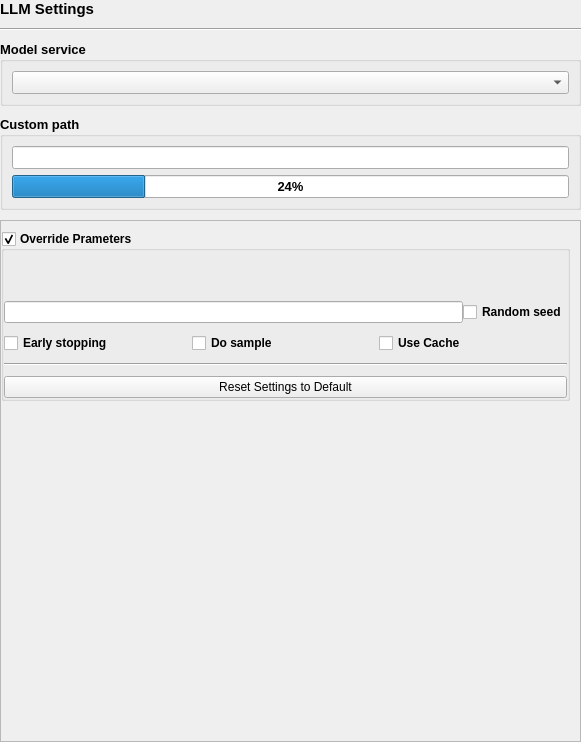
Above: src/airunner/gui/widgets/llm/templates/llm_settings.ui from Capsize-Games/airunner before the change. Below: the same form after it.
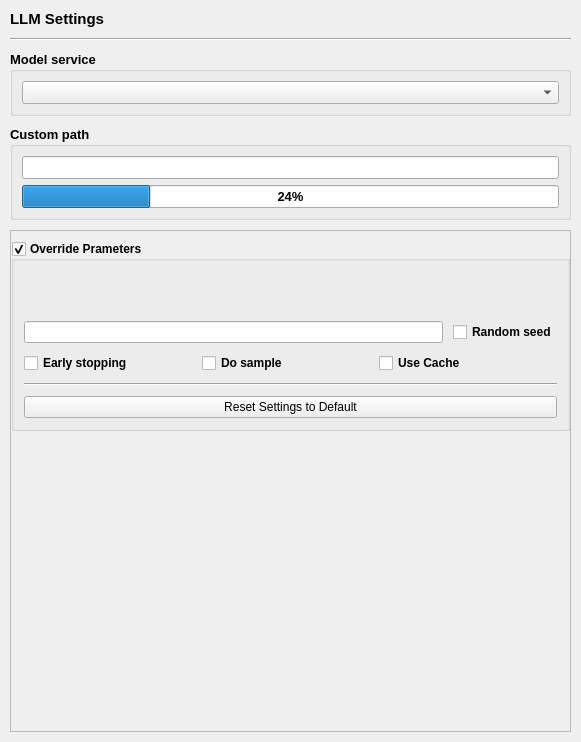
That is the form after the change. Custom widgets are drawn as their Qt base class.

```diff
--- a/src/airunner/gui/widgets/llm/templates/llm_settings.ui
+++ b/src/airunner/gui/widgets/llm/templates/llm_settings.ui
@@ -15,16 +15,16 @@
   </property>
   <layout class="QGridLayout" name="gridLayout_4">
    <property name="leftMargin">
-    <number>0</number>
+    <number>10</number>
    </property>
    <property name="topMargin">
-    <number>0</number>
+    <number>10</number>
    </property>
    <property name="rightMargin">
-    <number>0</number>
+    <number>10</number>
    </property>
    <property name="bottomMargin">
-    <number>0</number>
+    <number>10</number>
    </property>
    <property name="horizontalSpacing">
     <number>0</number>
@@ -48,8 +48,8 @@
        <rect>
         <x>0</x>
         <y>0</y>
-        <width>579</width>
-        <height>519</height>
+        <width>559</width>
+        <height>499</height>
        </rect>
       </property>
       <layout class="QGridLayout" name="gridLayout">
@@ -60,7 +60,7 @@
         <number>0</number>
        </property>
        <property name="rightMargin">
-        <number>10</number>
+        <number>0</number>
        </property>
        <property name="bottomMargin">
         <number>0</number>
@@ -127,21 +127,18 @@
          </property>
          <layout class="QGridLayout" name="gridLayout_12">
           <property name="leftMargin">
-           <number>0</number>
+           <number>10</number>
           </property>
           <property name="topMargin">
-           <number>0</number>
+           <number>10</number>
           </property>
           <property name="rightMargin">
-           <number>0</number>
+           <number>10</number>
           </property>
           <property name="bottomMargin">
-           <number>0</number>
+           <number>10</number>
           </property>
-          <property name="horizontalSpacing">
-           <number>0</number>
-          </property>
-          <property name="verticalSpacing">
+          <property name="spacing">
            <number>10</number>
           </property>
           <item row="6" column="0">
@@ -160,11 +157,11 @@
               <number>0</number>
              </property>
              <property name="horizontalSpacing">
-              <number>0</number>
-             </property>
-             <property name="verticalSpacing">
               <number>10</number>
              </property>
+             <property name="verticalSpacing">
+              <number>0</number>
+             </property>
              <item row="0" column="0">
               <widget class="QLineEdit" name="seed">
                <property name="minimumSize">
```
